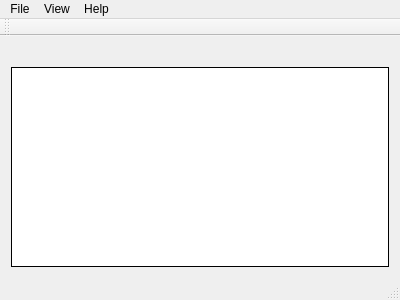
Before: the Qt Designer form src/mainwindow.ui in uazure/qLab, drawn with Qt 5.
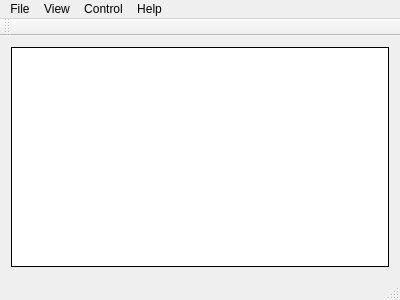
After: the same form once the commit is applied.

Commit message: Implemented start/stop actions in MainWindow and status label

Patch:
```diff
--- a/src/mainwindow.ui
+++ b/src/mainwindow.ui
@@ -15,13 +15,6 @@
   </property>
   <widget class="QWidget" name="centralWidget">
    <layout class="QVBoxLayout" name="verticalLayout_2">
-    <item>
-     <widget class="QLabel" name="label">
-      <property name="text">
-       <string/>
-      </property>
-     </widget>
-    </item>
     <item>
      <widget class="QPlainTextEdit" name="plainTextEdit">
       <property name="frameShape">
@@ -52,7 +45,7 @@
      <x>0</x>
      <y>0</y>
      <width>400</width>
-     <height>24</height>
+     <height>25</height>
     </rect>
    </property>
    <widget class="QMenu" name="menuFile">
@@ -77,8 +70,15 @@
     </property>
     <addaction name="actionFullscreen"/>
    </widget>
+   <widget class="QMenu" name="menuControl">
+    <property name="title">
+     <string>Control</string>
+    </property>
+    <addaction name="actionStartMeasure"/>
+   </widget>
    <addaction name="menuFile"/>
    <addaction name="menuView"/>
+   <addaction name="menuControl"/>
    <addaction name="menuHelp"/>
   </widget>
   <widget class="QToolBar" name="mainToolBar">
```
Left out of the diff: 11 changed lines with no effect on the pictures. The commit also changes 4 other files.
